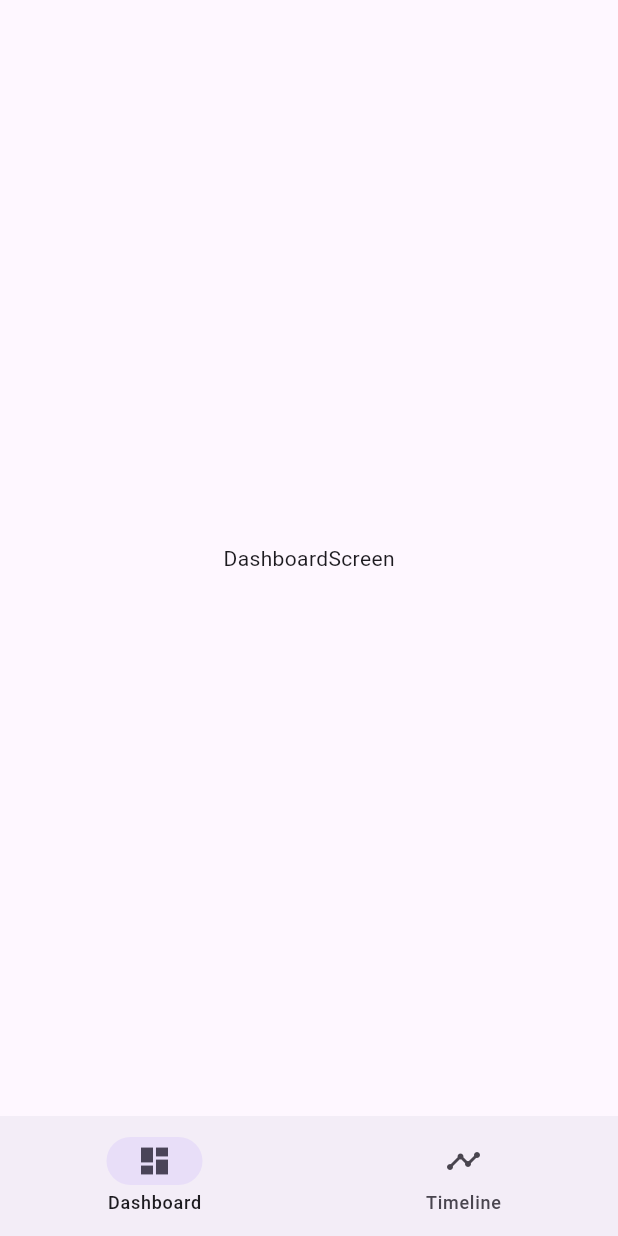
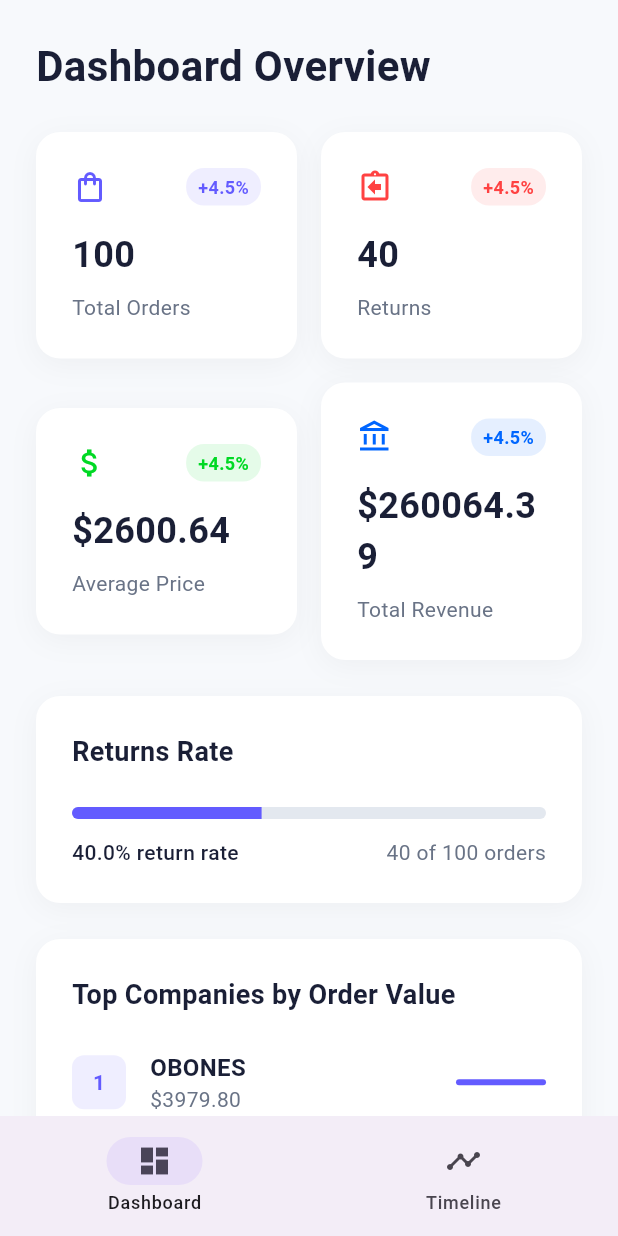
Before and after one commit to muhammadkh242/orders-explorer, a Flutter app: the screen it shows after launch, on a phone screen of 412 x 824 dp. Run offline on Flutter 3.47's test engine with Material 3 defaults, Android fonts, the light colour scheme and no system bars; our stand-ins replace flutter_riverpod, go_router, responsive_framework.

Commit message:
[Add] dashboard screen & [view] it for mobile

```diff
--- a/lib/base/domain/entities/base_state.dart
+++ b/lib/base/domain/entities/base_state.dart
@@ -1,18 +1,24 @@
+import '../../data/models/api_error.dart';
+
 class BaseState<T> {
   T? data;
   bool isLoading;
+  ApiError? error;
 
   BaseState({
     this.data,
     this.isLoading = false,
+    this.error,
   });
 
-  BaseState copyWith({
+  BaseState<T> copyWith({
     T? data,
     bool? isLoading,
+    ApiError? error,
   }) =>
       BaseState(
         data: data ?? this.data,
         isLoading: isLoading ?? this.isLoading,
+        error: error,
       );
 }
--- a/lib/orders_management/domain/entities/company.dart
+++ b/lib/orders_management/domain/entities/company.dart
@@ -1,9 +1,12 @@
+import 'package:flutter/material.dart';
+
 class Company {
   String? name;
   double? ordersTotalPrice;
-
+  Color? color;
   Company({
     this.name,
     this.ordersTotalPrice,
+    this.color
   });
 }
--- a/lib/orders_management/domain/entities/dashboard_state.dart
+++ b/lib/orders_management/domain/entities/dashboard_state.dart
@@ -27,5 +27,6 @@ class DashBoardState {
         averagePrice: averagePrice ?? this.averagePrice,
         returnsCount: returnsCount ?? this.returnsCount,
         topThreeCompanies: topThreeCompanies ?? this.topThreeCompanies,
+        totalRevenue: totalRevenue ?? this.totalRevenue,
       );
 }
--- a/lib/orders_management/presentation/screens/dashboard_screen.dart
+++ b/lib/orders_management/presentation/screens/dashboard_screen.dart
@@ -1,12 +1,16 @@
 import 'package:flutter/material.dart';
+import 'package:flutter_riverpod/flutter_riverpod.dart';
 import 'package:orders_explorer/base/helpers/context_extension.dart';
+import 'package:orders_explorer/orders_management/presentation/widgets/linear_progress_card.dart';
+import 'package:orders_explorer/orders_management/presentation/widgets/metrics_section.dart';
+import 'package:orders_explorer/orders_management/presentation/widgets/top_companies_section.dart';
 import 'package:orders_explorer/orders_management/utils/di/orders_injection.dart'
     as di;
 
 class DashboardScreen extends StatefulWidget {
   const DashboardScreen({super.key});
 
-  static const String routeName = "/dashboard";
+  static const String routeName = "/Dashboard";
 
   @override
   State<DashboardScreen> createState() => _DashboardScreenState();
@@ -15,14 +19,91 @@ class DashboardScreen extends StatefulWidget {
 class _DashboardScreenState extends State<DashboardScreen> {
   @override
   void initState() {
-    context.read(di.dashboardViewModelProvider.notifier).getOrders();
     super.initState();
+    _getData();
+  }
+
+  _getData() {
+    Future.delayed(Duration.zero, () {
+      context.read(di.dashboardViewModelProvider.notifier).getOrders();
+    });
   }
 
   @override
   Widget build(BuildContext context) {
-    return const Scaffold(
-      body: Center(child: Text("DashboardScreen")),
+    return Scaffold(
+      backgroundColor: const Color(0xFFF7F9FC),
+      body: SafeArea(
+        child: Consumer(
+          builder: (_, ref, __) {
+            final isLoading = ref.watch(di.dashboardViewModelProvider
+                .select((value) => value.isLoading));
+            return isLoading
+                ? const Center(child: CircularProgressIndicator())
+                : SingleChildScrollView(
+                    child: Padding(
+                      padding: const EdgeInsets.all(24.0),
+                      child: Column(
+                        crossAxisAlignment: CrossAxisAlignment.start,
+                        children: [
+                          const Text(
+                            'Dashboard Overview',
+                            style: TextStyle(
+                              fontSize: 28,
+                              fontWeight: FontWeight.bold,
+                              color: Color(0xFF1A1F36),
+                            ),
+                          ),
+                          const SizedBox(height: 24),
+                          Consumer(builder: (_, ref, __) {
+                            final ordersState = ref.watch(
+                              di.dashboardViewModelProvider
+                                  .select((value) => value.data),
+                            );
+                            return MetricsSection(
+                              totalOrders: ordersState?.totalOrders,
+                              averagePrice: ordersState?.averagePrice,
+                              returnsCount: ordersState?.returnsCount,
+                              totalRevenue: ordersState?.totalRevenue,
+                            );
+                          }),
+                          const SizedBox(height: 24),
+                          Consumer(builder: (_, ref, __) {
+                            final returnsCount = ref.read(
+                              di.dashboardViewModelProvider
+                                  .select((value) => value.data?.returnsCount),
+                            );
+                            final totalOrders = ref.read(
+                              di.dashboardViewModelProvider
+                                  .select((value) => value.data?.totalOrders),
+                            );
+
+                            return LinearProgressCard(
+                              returnsCount: returnsCount,
+                              totalOrders: totalOrders,
+                            );
+                          }),
+                          const SizedBox(height: 24),
+                          Consumer(
+                            builder: (_, ref, __) {
+                              final topCompanies = ref.read(
+                                di.dashboardViewModelProvider.select(
+                                    (value) => value.data?.topThreeCompanies),
+                              );
+                              return (topCompanies?.isNotEmpty ?? false)
+                                  ? TopCompaniesSection(
+                                      companies: topCompanies ?? [],
+                                    )
+                                  : const SizedBox.shrink();
+                            },
+                          ),
+                        ],
+                      ),
+                    ),
+                  );
+          },
+        ),
+      ),
     );
   }
 }
--- a/lib/orders_management/presentation/view_models/dashboard_viewmodel.dart
+++ b/lib/orders_management/presentation/view_models/dashboard_viewmodel.dart
@@ -1,8 +1,11 @@
 import 'package:flutter/material.dart';
 import 'package:flutter_riverpod/flutter_riverpod.dart';
 import 'package:orders_explorer/base/domain/entities/base_state.dart';
+import 'package:orders_explorer/orders_management/domain/entities/company.dart';
 import 'package:orders_explorer/orders_management/domain/entities/dashboard_state.dart';
 import 'package:orders_explorer/orders_management/domain/usecases/get_orders.dart';
+import '../../data/models/order.dart';
+import '../../domain/entities/order_status.dart';
 
 class DashboardViewModel extends StateNotifier<BaseState<DashBoardState>> {
   DashboardViewModel(this._getOrders)
@@ -13,7 +16,90 @@ class DashboardViewModel extends StateNotifier<BaseState<DashBoardState>> {
   final GetOrders _getOrders;
 
   getOrders() async {
+    _switchLoading(true);
     final result = await _getOrders();
-    debugPrint("DashboardViewModel : ${result.data?.first.company}");
+    if (result.data != null) {
+      _updateState(result.data ?? []);
+    } else {
+      state = state.copyWith(error: result.error);
+    }
+
+    _switchLoading(false);
+  }
+
+  _switchLoading(bool value) {
+    state = state.copyWith(
+      isLoading: value,
+    );
+  }
+
+  _updateState(List<Order> ordersList) {
+    int totalOrders = ordersList.length;
+    double totalPrice = 0;
+    for (var order in ordersList) {
+      String priceStr = order.price ?? '';
+      double price =
+          double.parse(priceStr.replaceAll('\$', '').replaceAll(',', ''));
+      totalPrice += price;
+    }
+    final averagePrice = totalPrice / totalOrders;
+    final returnsCount = ordersList
+        .where((order) => order.status == OrderStatus.returned)
+        .length;
+    final topCompanies =
+        _getTopThreeCompanies(_getTotalOrderPricesByCompany(ordersList));
+    state = state.copyWith(
+      data: state.data?.copyWith(
+        totalOrders: totalOrders,
+        totalRevenue: totalPrice,
+        returnsCount: returnsCount,
+        averagePrice: averagePrice,
+        topThreeCompanies: topCompanies,
+      ),
+    );
+  }
+
+  Map<String?, double> _getTotalOrderPricesByCompany(List<Order> ordersList) {
+    final Map<String?, double> companyTotals = {};
+
+    for (var order in ordersList) {
+      final String? priceString = order.price;
+      final double price = double.tryParse(
+              priceString!.replaceAll('\$', '').replaceAll(',', '')) ??
+          0.0;
+      final String? company = order.company;
+
+      if (companyTotals.containsKey(company)) {
+        companyTotals[company] = (companyTotals[company]! + price);
+      } else {
+        companyTotals[company] = price;
+      }
+    }
+
+    return companyTotals;
+  }
+
+  List<Company> _getTopThreeCompanies(Map<String?, double> companyTotals) {
+    final colors = [
+      const Color(0xFF635BFF),
+      const Color(0xFF00D924),
+      const Color(0xFF0066FF),
+    ];
+    final sortedCompanies = companyTotals.entries.toList()
+      ..sort((company, total) => total.value.compareTo(company.value));
+    final sortedTopCompanies = sortedCompanies.take(3).toList();
+
+    final List<Company> topThreeCompanies =
+        sortedTopCompanies.asMap().entries.map((entry) {
+      final index = entry.key;
+      final mapEntry = entry.value;
+      return Company(
+        name: mapEntry.key,
+        ordersTotalPrice: mapEntry.value,
+        color: colors[index],
+      );
+    }).toList();
+
+    return topThreeCompanies;
   }
 }
--- /dev/null
+++ b/lib/orders_management/presentation/widgets/company_item.dart
@@ -0,0 +1,64 @@
+import 'package:flutter/material.dart';
+import 'package:orders_explorer/orders_management/domain/entities/company.dart';
+
+class CompanyItem extends StatelessWidget {
+  const CompanyItem({super.key, required this.company});
+
+  final Company company;
+
+  @override
+  Widget build(BuildContext context) {
+    return Row(
+      children: [
+        Container(
+          width: 36,
+          height: 36,
+          decoration: BoxDecoration(
+            color: company.color?.withOpacity(0.1),
+            borderRadius: BorderRadius.circular(8),
+          ),
+          child: Center(
+            child: Text(
+              '1',
+              style: TextStyle(
+                color: company.color,
+                fontWeight: FontWeight.bold,
+              ),
+            ),
+          ),
+        ),
+        const SizedBox(width: 16),
+        Expanded(
+          child: Column(
+            crossAxisAlignment: CrossAxisAlignment.start,
+            children: [
+              Text(
+                company.name ?? '',
+                style: const TextStyle(
+                  fontSize: 16,
+                  fontWeight: FontWeight.bold,
+                  color: Color(0xFF1A1F36),
+                ),
+              ),
+              Text(
+                '\$${company.ordersTotalPrice?.toStringAsFixed(2)}',
+                style: const TextStyle(
+                  fontSize: 14,
+                  color: Color(0xFF697386),
+                ),
+              ),
+            ],
+          ),
+        ),
+        Container(
+          width: 60,
+          height: 4,
+          decoration: BoxDecoration(
+            borderRadius: BorderRadius.circular(2),
+            color: company.color,
+          ),
+        ),
+      ],
+    );
+  }
+}
--- /dev/null
+++ b/lib/orders_management/presentation/widgets/linear_progress_card.dart
@@ -0,0 +1,69 @@
+import 'package:flutter/material.dart';
+import 'package:orders_explorer/orders_management/presentation/widgets/shadowed_card.dart';
+
+class LinearProgressCard extends StatelessWidget {
+  const LinearProgressCard({
+    super.key,
+    required this.returnsCount,
+    required this.totalOrders,
+  });
+
+  final int? returnsCount;
+  final int? totalOrders;
+
+  @override
+  Widget build(BuildContext context) {
+    double percentage = 0.0;
+    if ((totalOrders ?? 0) > 0) {
+      percentage = (returnsCount ?? 0) / (totalOrders ?? 1);
+      percentage = percentage.clamp(0.0, 1.0);
+    }
+
+    return ShadowedCard(
+      child: Column(
+        crossAxisAlignment: CrossAxisAlignment.start,
+        children: [
+          const Text(
+            'Returns Rate',
+            style: TextStyle(
+              fontSize: 18,
+              fontWeight: FontWeight.bold,
+              color: Color(0xFF1A1F36),
+            ),
+          ),
+          const SizedBox(height: 24),
+          ClipRRect(
+            borderRadius: BorderRadius.circular(4),
+            child: LinearProgressIndicator(
+              value: percentage,
+              backgroundColor: const Color(0xFFE3E8EF),
+              valueColor: const AlwaysStoppedAnimation<Color>(Color(0xFF635BFF)),
+              minHeight: 8,
+            ),
+          ),
+          const SizedBox(height: 12),
+          Row(
+            mainAxisAlignment: MainAxisAlignment.spaceBetween,
+            children: [
+              Text(
+                '${(percentage * 100).toStringAsFixed(1)}% return rate',
+                style: const TextStyle(
+                  fontSize: 14,
+                  fontWeight: FontWeight.w500,
+                  color: Color(0xFF1A1F36),
+                ),
+              ),
+              Text(
+                '${returnsCount ?? 0} of ${totalOrders ?? 0} orders',
+                style: const TextStyle(
+                  fontSize: 14,
+                  color: Color(0xFF697386),
+                ),
+              ),
+            ],
+          ),
+        ],
+      ),
+    );
+  }
+}
--- /dev/null
+++ b/lib/orders_management/presentation/widgets/metrics_card.dart
@@ -0,0 +1,69 @@
+import 'package:flutter/material.dart';
+import 'package:orders_explorer/orders_management/presentation/widgets/shadowed_card.dart';
+
+class MetricsCard extends StatelessWidget {
+  const MetricsCard({
+    super.key,
+    required this.icon,
+    required this.value,
+    required this.title,
+    required this.color,
+  });
+
+  final IconData icon;
+  final String value;
+  final String title;
+  final Color color;
+
+  @override
+  Widget build(BuildContext context) {
+    return ShadowedCard(
+      child: Column(
+        crossAxisAlignment: CrossAxisAlignment.start,
+        children: [
+          Row(
+            mainAxisAlignment: MainAxisAlignment.spaceBetween,
+            children: [
+              Icon(
+                icon,
+                color: color,
+              ),
+              Container(
+                padding: const EdgeInsets.symmetric(horizontal: 8, vertical: 4),
+                decoration: BoxDecoration(
+                  color: color.withOpacity(0.1),
+                  borderRadius: BorderRadius.circular(12),
+                ),
+                child: Text(
+                  '+4.5%',
+                  style: TextStyle(
+                    color: color,
+                    fontWeight: FontWeight.bold,
+                    fontSize: 12,
+                  ),
+                ),
+              ),
+            ],
+          ),
+          const SizedBox(height: 16),
+          Text(
+            value,
+            style: const TextStyle(
+              fontSize: 24,
+              fontWeight: FontWeight.bold,
+              color: Color(0xFF1A1F36),
+            ),
+          ),
+          const SizedBox(height: 8),
+          Text(
+            title,
+            style: const TextStyle(
+              fontSize: 14,
+              color: Color(0xFF697386),
+            ),
+          ),
+        ],
+      ),
+    );
+  }
+}
--- /dev/null
+++ b/lib/orders_management/presentation/widgets/metrics_section.dart
@@ -0,0 +1,69 @@
+import 'package:flutter/material.dart';
+import 'package:orders_explorer/orders_management/presentation/widgets/metrics_card.dart';
+
+class MetricsSection extends StatelessWidget {
+  const MetricsSection({
+    super.key,
+    required this.totalOrders,
+    required this.averagePrice,
+    required this.returnsCount,
+    required this.totalRevenue,
+  });
+
+  final int? totalOrders;
+  final double? averagePrice;
+  final int? returnsCount;
+  final double? totalRevenue;
+
+  @override
+  Widget build(BuildContext context) {
+    return Column(
+      crossAxisAlignment: CrossAxisAlignment.start,
+      children: [
+        Row(
+          children: [
+            Expanded(
+              child: MetricsCard(
+                icon: Icons.shopping_bag_outlined,
+                value: totalOrders.toString(),
+                title: 'Total Orders',
+                color: const Color(0xFF635BFF),
+              ),
+            ),
+            const SizedBox(width: 16),
+            Expanded(
+              child: MetricsCard(
+                icon: Icons.assignment_return_outlined,
+                value: returnsCount.toString(),
+                title: 'Returns',
+                color: const Color(0xFFFF4242),
+              ),
+            ),
+          ],
+        ),
+        const SizedBox(height: 16),
+        Row(
+          children: [
+            Expanded(
+              child: MetricsCard(
+                icon: Icons.attach_money_outlined,
+                value: '\$${averagePrice?.toStringAsFixed(2)}',
+                title: 'Average Price',
+                color: const Color(0xFF00D924),
+              ),
+            ),
+            const SizedBox(width: 16),
+            Expanded(
+              child: MetricsCard(
+                icon: Icons.account_balance_outlined,
+                value: '\$${totalRevenue?.toStringAsFixed(2)}',
+                title: 'Total Revenue',
+                color: const Color(0xFF0066FF),
+              ),
+            ),
+          ],
+        ),
+      ],
+    );
+  }
+}
--- /dev/null
+++ b/lib/orders_management/presentation/widgets/shadowed_card.dart
@@ -0,0 +1,29 @@
+import 'package:flutter/material.dart';
+
+class ShadowedCard extends StatelessWidget {
+  const ShadowedCard({
+    super.key,
+    required this.child,
+  });
+
+  final Widget child;
+
+  @override
+  Widget build(BuildContext context) {
+    return Container(
+      padding: const EdgeInsets.all(24),
+      decoration: BoxDecoration(
+        color: Colors.white,
+        borderRadius: BorderRadius.circular(16),
+        boxShadow: [
+          BoxShadow(
+            color: Colors.black.withOpacity(0.04),
+            blurRadius: 16,
+            offset: const Offset(0, 4),
+          ),
+        ],
+      ),
+      child: child,
+    );
+  }
+}
--- /dev/null
+++ b/lib/orders_management/presentation/widgets/top_companies_section.dart
@@ -0,0 +1,39 @@
+import 'package:flutter/material.dart';
+import 'package:orders_explorer/orders_management/presentation/widgets/company_item.dart';
+import 'package:orders_explorer/orders_management/presentation/widgets/shadowed_card.dart';
+
+import '../../domain/entities/company.dart';
+
+class TopCompaniesSection extends StatelessWidget {
+  const TopCompaniesSection({super.key, required this.companies});
+
+  final List<Company> companies;
+
+  @override
+  Widget build(BuildContext context) {
+    return ShadowedCard(
+      child: Column(
+        crossAxisAlignment: CrossAxisAlignment.start,
+        children: [
+          const Text(
+            'Top Companies by Order Value',
+            style: TextStyle(
+              fontSize: 18,
+              fontWeight: FontWeight.bold,
+              color: Color(0xFF1A1F36),
+            ),
+          ),
+          const SizedBox(height: 24),
+          ...List.generate(companies.length, (index) {
+            final company = companies[index];
+            return Padding(
+              padding: EdgeInsets.only(
+                  bottom: index != companies.length - 1 ? 16.0 : 0),
+              child: CompanyItem(company: company),
+            );
+          }),
+        ],
+      ),
+    );
+  }
+}
```
